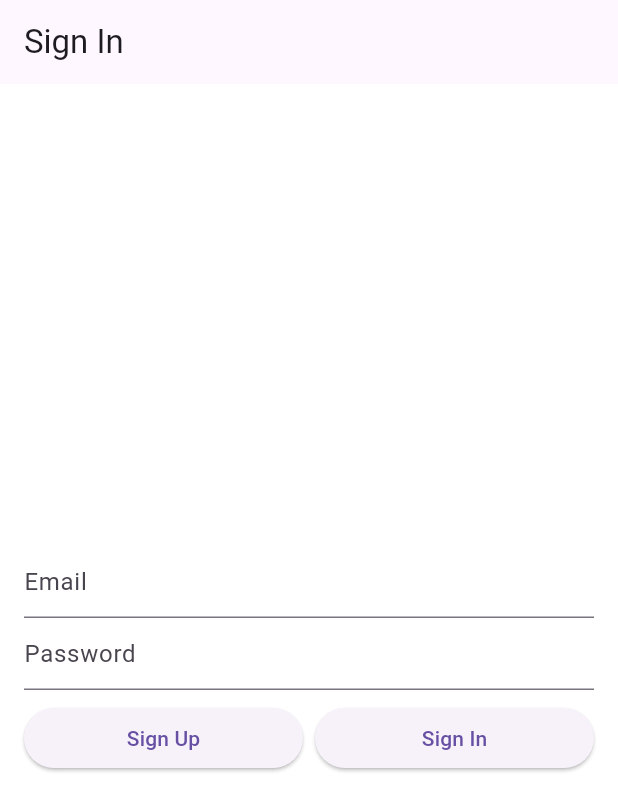
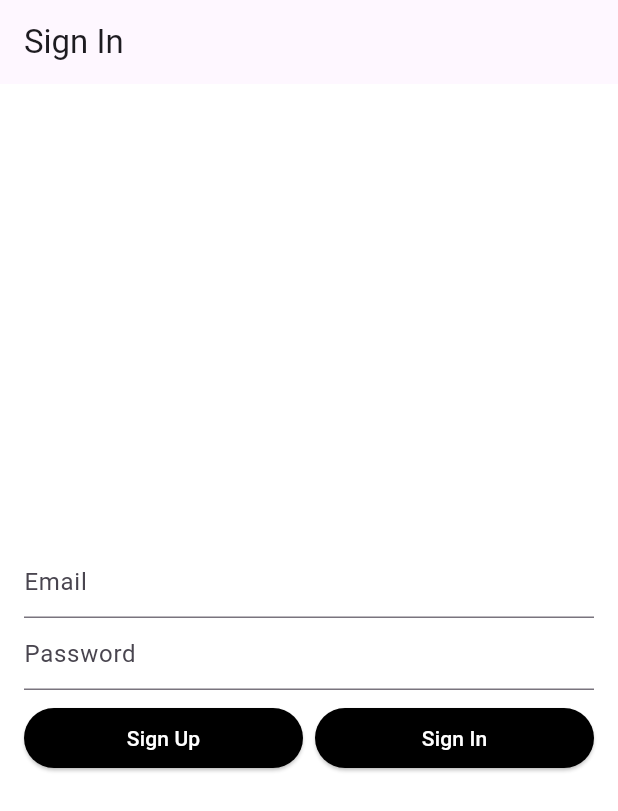
Before and after one commit to spaaacy/ap-lanes, a Flutter app: the screen it shows after launch, on a phone screen of 412 x 824 dp. Shown: the top 811 px of the screen. Run offline on Flutter 3.47's test engine with Material 2 defaults, Android fonts, the phone set to English and light mode, and no system bars; our stand-ins replace cloud_firestore, firebase_auth, firebase_core, geolocator, google_maps_flutter; accounts and stored records are empty.

Commit message:
Customized map theme and go button, added resizing of marker icon

```diff
--- a/lib/main.dart
+++ b/lib/main.dart
@@ -32,7 +32,18 @@ class MyApp extends StatelessWidget {
         child: MaterialApp(
           debugShowCheckedModeBanner: false,
           title: "AP Ride", // TODO: Check if this is necessary
-          theme: ThemeData(useMaterial3: true, scaffoldBackgroundColor: Colors.white, primaryColor: Colors.black),
+
+            // TODO: Create theme widget for this
+          theme: ThemeData(
+            useMaterial3: true,
+            scaffoldBackgroundColor: Colors.white,
+            elevatedButtonTheme: ElevatedButtonThemeData(
+                style: ElevatedButton.styleFrom(
+                  backgroundColor: Colors.black,
+                  foregroundColor: Colors.white)
+            )
+          ),
+
           home: AuthWrapper(context: context)
       )
     );
--- a/pubspec.yaml
+++ b/pubspec.yaml
@@ -73,7 +73,8 @@ flutter:
   #   - images/a_dot_ham.jpeg
 
   assets:
-    - assets/marker_icon.png
+    - assets/images/marker_icon.png
+    - assets/map_style.txt
 
   # An image asset can refer to one or more resolution-specific "variants", see
   # https://flutter.dev/assets-and-images/#resolution-aware
```
Also changed, not shown: assets/map_style.txt (added, +8 -0 lines), lib/ui/driver/driver_home.dart (+28 -15 lines), lib/util/resize_asset.dart (added, +14 -0 lines), assets/images/marker_icon.png (renamed from assets/marker_icon.png).
